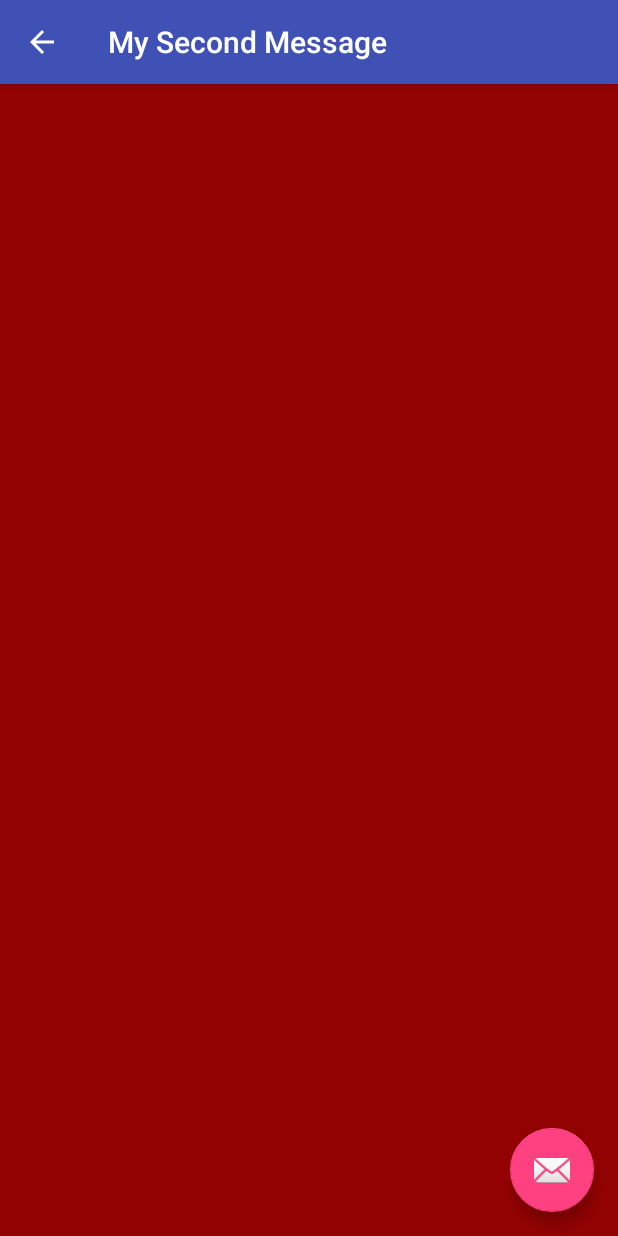
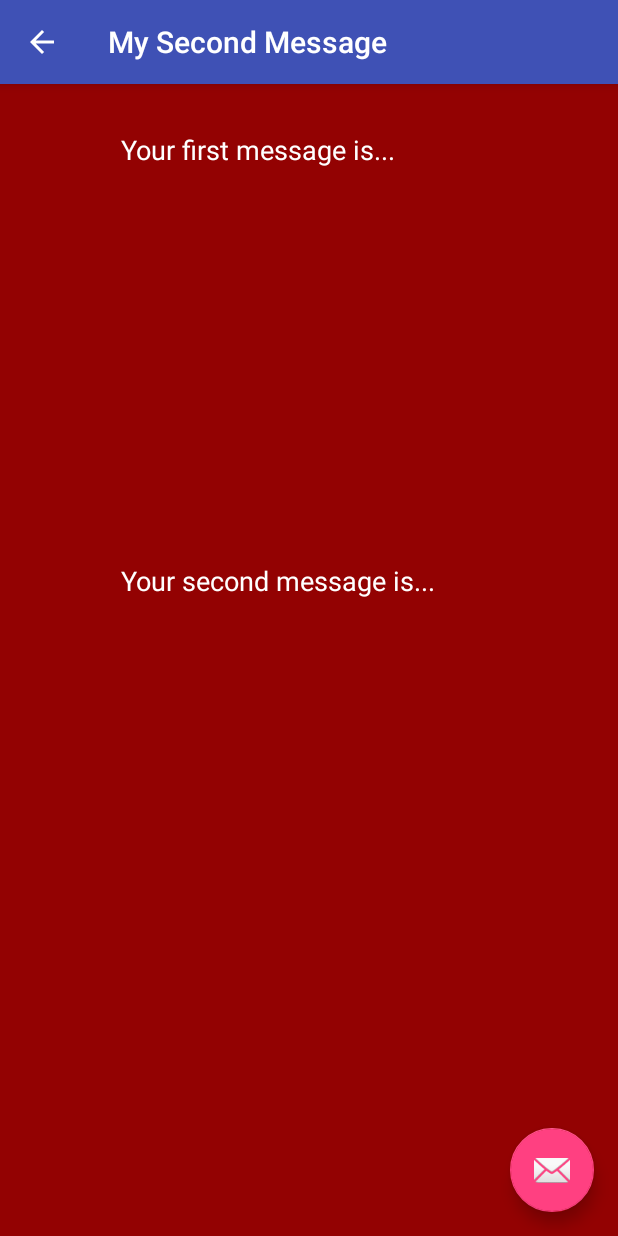
Before and after one commit to twilli58/TWActivities, an Android app: the DisplaySecondMessageActivity screen opened directly, with no data from a screen before it, on a phone screen of 412 x 824 dp. Run offline under Robolectric (Android 15) with nearby library versions, the phone set to English and light mode, and no system bars; 2 statements that could not run were skipped.

Commit message:
added labels to third Activity

```diff
--- a/app/src/main/res/layout/content_display_second_message.xml
+++ b/app/src/main/res/layout/content_display_second_message.xml
@@ -39,5 +39,29 @@
         android:layout_centerVertical="true"
         android:layout_centerHorizontal="true" />
 
+    <TextView
+        android:layout_width="wrap_content"
+        android:layout_height="wrap_content"
+        android:paddingTop="15dp"
+        android:textAppearance="?android:attr/textAppearanceMedium"
+        android:text="Your first message is..."
+        android:id="@+id/textViewFirst"
+        android:layout_alignParentTop="true"
+        android:textColor="#ffffff"
+        android:layout_alignStart="@+id/fText"
+        android:layout_alignEnd="@+id/fText" />
+
+    <TextView
+        android:layout_width="wrap_content"
+        android:layout_height="wrap_content"
+        android:paddingBottom="20dp"
+        android:textAppearance="?android:attr/textAppearanceMedium"
+        android:text="Your second message is..."
+        android:id="@+id/textViewSecond"
+        android:layout_above="@+id/secondText"
+        android:textColor="#ffffff"
+        android:layout_alignEnd="@+id/secondText"
+        android:layout_alignStart="@+id/secondText" />
+
 
 </RelativeLayout>
```
